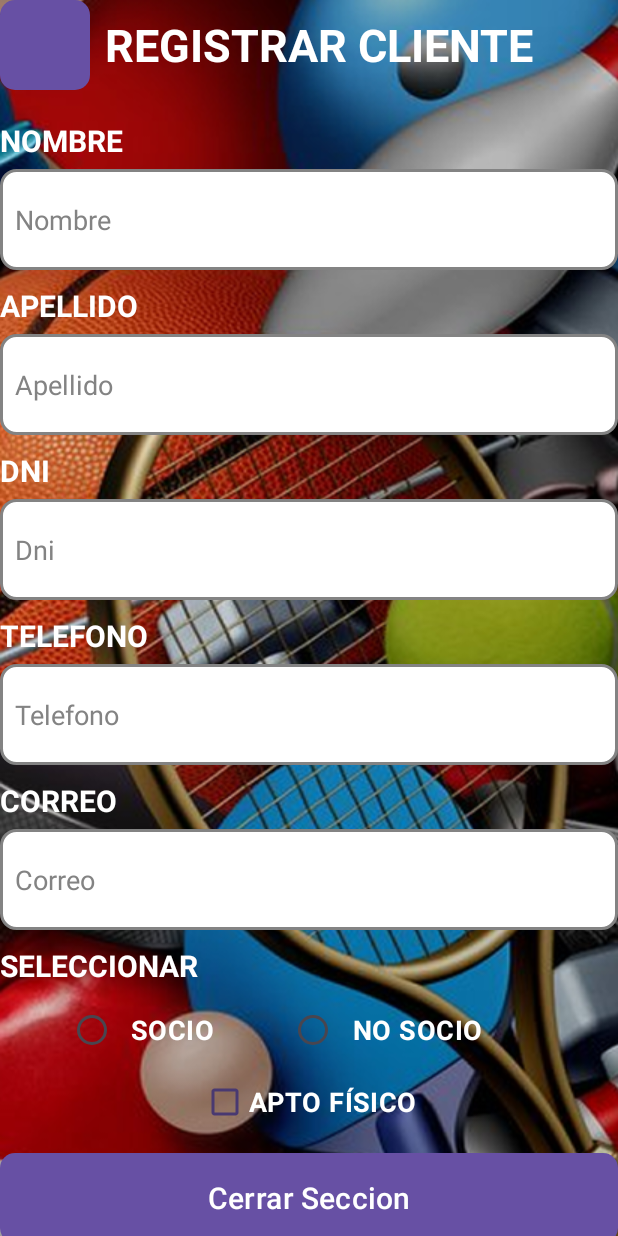
After one commit to gezcarlos22/GrupoTopacio, an Android app: the RegistrarSocioActivity screen opened directly, with no data from a screen before it, on a phone screen of 412 x 824 dp. The commit adds this screen. Run offline under Robolectric (Android 15) with nearby library versions, the phone set to English and light mode, and no system bars.

Commit message:
Pantalla Registro Clientes

```diff
--- a/app/src/main/AndroidManifest.xml
+++ b/app/src/main/AndroidManifest.xml
@@ -11,6 +11,9 @@
         android:roundIcon="@mipmap/ic_launcher_round"
         android:supportsRtl="true"
         android:theme="@style/Theme.GrupoTopacio">
+        <activity
+            android:name=".RegistrarSocioActivity"
+            android:exported="false" />
         <activity
             android:name=".MenuPrincipalActivity"
             android:exported="false" />
--- /dev/null
+++ b/app/src/main/java/com/example/grupotopacio/RegistrarSocioActivity.kt
@@ -0,0 +1,20 @@
+package com.example.grupotopacio
+
+import android.os.Bundle
+import androidx.activity.enableEdgeToEdge
+import androidx.appcompat.app.AppCompatActivity
+import androidx.core.view.ViewCompat
+import androidx.core.view.WindowInsetsCompat
+
+class RegistrarSocioActivity : AppCompatActivity() {
+    override fun onCreate(savedInstanceState: Bundle?) {
+        super.onCreate(savedInstanceState)
+        enableEdgeToEdge()
+        setContentView(R.layout.activity_registrar_socio)
+        ViewCompat.setOnApplyWindowInsetsListener(findViewById(R.id.main)) { v, insets ->
+            val systemBars = insets.getInsets(WindowInsetsCompat.Type.systemBars())
+            v.setPadding(systemBars.left, systemBars.top, systemBars.right, systemBars.bottom)
+            insets
+        }
+    }
+}
--- a/app/src/main/res/layout/activity_login.xml
+++ b/app/src/main/res/layout/activity_login.xml
@@ -136,7 +136,7 @@
                         <EditText
                             android:layout_width="match_parent"
                             android:layout_height="match_parent"
-                            android:hint="Usuario"
+                            android:hint="Contraseña"
                             android:inputType="text"
                             android:padding="10dp"
                             android:textColor="@color/black"
--- /dev/null
+++ b/app/src/main/res/layout/activity_registrar_socio.xml
@@ -0,0 +1,260 @@
+<?xml version="1.0" encoding="utf-8"?>
+<LinearLayout xmlns:android="http://schemas.android.com/apk/res/android"
+    xmlns:app="http://schemas.android.com/apk/res-auto"
+    xmlns:tools="http://schemas.android.com/tools"
+    android:id="@+id/main"
+    android:layout_width="match_parent"
+    android:layout_height="match_parent"
+    android:orientation="vertical"
+    android:background="@drawable/backgraund2"
+    android:paddingVertical="30dp"
+    android:paddingHorizontal="20dp"
+    tools:context=".MenuPrincipalActivity">
+
+    <LinearLayout
+        android:layout_width="match_parent"
+        android:layout_height="wrap_content"
+        android:gravity="center_vertical"
+        android:orientation="horizontal"
+        android:layout_marginBottom="20dp">
+
+        <Button
+            android:id="@+id/btnVolverAtras"
+            android:layout_width="60dp"
+            android:layout_height="60dp"
+            android:background="@drawable/buttonpurple_fondo"
+            android:layout_marginRight="10dp"
+            />
+
+        <TextView
+            android:layout_width="wrap_content"
+            android:layout_height="wrap_content"
+            android:text="REGISTRAR CLIENTE"
+            android:textSize="30sp"
+            android:textStyle="bold"
+            android:textColor="@color/white" />
+
+    </LinearLayout>
+
+    <LinearLayout
+        android:layout_width="match_parent"
+        android:layout_height="100dp"
+        android:orientation="vertical"
+        android:layout_marginBottom="10dp">
+
+        <TextView
+            android:layout_width="wrap_content"
+            android:layout_height="wrap_content"
+            android:layout_marginBottom="5dp"
+            android:text="NOMBRE"
+            android:textColor="@color/white"
+            android:textSize="20sp"
+            android:textStyle="bold" />
+
+        <EditText
+            android:layout_width="match_parent"
+            android:layout_height="match_parent"
+            android:hint="Nombre"
+            android:inputType="text"
+            android:padding="10dp"
+            android:textColor="@color/black"
+            android:textColorHint="@color/grey"
+            android:background="@drawable/edittext_fondo"
+            />
+
+    </LinearLayout>
+
+    <LinearLayout
+        android:layout_width="match_parent"
+        android:layout_height="100dp"
+        android:orientation="vertical"
+        android:layout_marginBottom="10dp">
+
+        <TextView
+            android:layout_width="wrap_content"
+            android:layout_height="wrap_content"
+            android:layout_marginBottom="5dp"
+            android:text="APELLIDO"
+            android:textColor="@color/white"
+            android:textSize="20sp"
+            android:textStyle="bold" />
+
+        <EditText
+            android:layout_width="match_parent"
+            android:layout_height="match_parent"
+            android:hint="Apellido"
+            android:inputType="text"
+            android:padding="10dp"
+            android:textColor="@color/black"
+            android:textColorHint="@color/grey"
+            android:background="@drawable/edittext_fondo"
+            />
+
+    </LinearLayout>
+    <LinearLayout
+        android:layout_width="match_parent"
+        android:layout_height="100dp"
+        android:orientation="vertical"
+        android:layout_marginBottom="10dp">
+
+        <TextView
+            android:layout_width="wrap_content"
+            android:layout_height="wrap_content"
+            android:layout_marginBottom="5dp"
+            android:text="DNI"
+            android:textColor="@color/white"
+            android:textSize="20sp"
+            android:textStyle="bold" />
+
+        <EditText
+            android:layout_width="match_parent"
+            android:layout_height="match_parent"
+            android:hint="Dni"
+            android:inputType="number"
+            android:padding="10dp"
+            android:textColor="@color/black"
+            android:textColorHint="@color/grey"
+            android:background="@drawable/edittext_fondo"
+            />
+
+    </LinearLayout>
+    <LinearLayout
+        android:layout_width="match_parent"
+        android:layout_height="100dp"
+        android:orientation="vertical"
+        android:layout_marginBottom="10dp">
+
+        <TextView
+            android:layout_width="wrap_content"
+            android:layout_height="wrap_content"
+            android:layout_marginBottom="5dp"
+            android:text="TELEFONO"
+            android:textColor="@color/white"
+            android:textSize="20sp"
+            android:textStyle="bold" />
+
+        <EditText
+            android:layout_width="match_parent"
+            android:layout_height="match_parent"
+            android:hint="Telefono"
+            android:inputType="number"
+            android:padding="10dp"
+            android:textColor="@color/black"
+            android:textColorHint="@color/grey"
+            android:background="@drawable/edittext_fondo"
+            />
+
+    </LinearLayout>
+    <LinearLayout
+        android:layout_width="match_parent"
+        android:layout_height="100dp"
+        android:orientation="vertical"
+        android:layout_marginBottom="10dp">
+
+        <TextView
+            android:layout_width="wrap_content"
+            android:layout_height="wrap_content"
+            android:layout_marginBottom="5dp"
+            android:text="CORREO"
+            android:textColor="@color/white"
+            android:textSize="20sp"
+            android:textStyle="bold" />
+
+        <EditText
+            android:layout_width="match_parent"
+            android:layout_height="match_parent"
+            android:hint="Correo"
+            android:inputType="textEmailAddress"
+            android:padding="10dp"
+            android:textColor="@color/black"
+            android:textColorHint="@color/grey"
+            android:background="@drawable/edittext_fondo"
+            />
+
+    </LinearLayout>
+
+    <LinearLayout
+        android:layout_width="match_parent"
+        android:layout_height="wrap_content"
+        android:orientation="vertical">
+
+        <TextView
+            android:layout_width="wrap_content"
+            android:layout_height="wrap_content"
+            android:layout_marginBottom="5dp"
+            android:text="SELECCIONAR"
+            android:textColor="@color/white"
+            android:textSize="20sp"
+            android:textStyle="bold" />
+
+        <RadioGroup
+            android:id="@+id/radioGroupTipoCliente"
+            android:layout_width="match_parent"
+            android:layout_height="wrap_content"
+            android:orientation="horizontal"
+            >
+
+
+            <RadioButton
+                android:id="@+id/radioSocio"
+                android:layout_width="wrap_content"
+                android:layout_height="wrap_content"
+                android:buttonTint="@color/purple"
+                android:gravity="center"
+                android:padding="10dp"
+                android:text="SOCIO"
+                android:textColor="@color/white"
+                android:textSize="18sp"
+                android:textStyle="bold"
+                android:layout_marginLeft="45dp"
+                android:layout_marginRight="40dp"/>
+
+            <RadioButton
+                android:id="@+id/radioNoSocio"
+                android:layout_width="wrap_content"
+                android:layout_height="wrap_content"
+                android:buttonTint="@color/purple"
+                android:gravity="center"
+                android:padding="10dp"
+                android:text="NO SOCIO"
+                android:textSize="18sp"
+                android:textStyle="bold"
+                android:textColor="@color/white" />
+
+
+        </RadioGroup>
+
+        <LinearLayout
+            android:layout_width="match_parent"
+            android:layout_height="wrap_content"
+            android:gravity="center"
+            android:orientation="horizontal"
+            android:layout_marginBottom="10dp">
+
+            <CheckBox
+                android:id="@+id/checkAptoFisico"
+                android:layout_width="wrap_content"
+                android:layout_height="wrap_content"
+                android:buttonTint="@color/purple"
+                android:checked="false"
+                android:text="APTO FÍSICO"
+                android:textColor="@color/white"
+                android:textSize="18sp"
+                android:textStyle="bold" />
+
+        </LinearLayout>
+
+    </LinearLayout>
+
+
+
+    <Button
+        android:id="@+id/btnCerrarSeccion"
+        android:layout_width="match_parent"
+        android:layout_height="60dp"
+        android:text="Cerrar Seccion"
+        android:textSize="20sp"
+        android:background="@drawable/buttonpurple_fondo"
+        />
+
+</LinearLayout>
```
